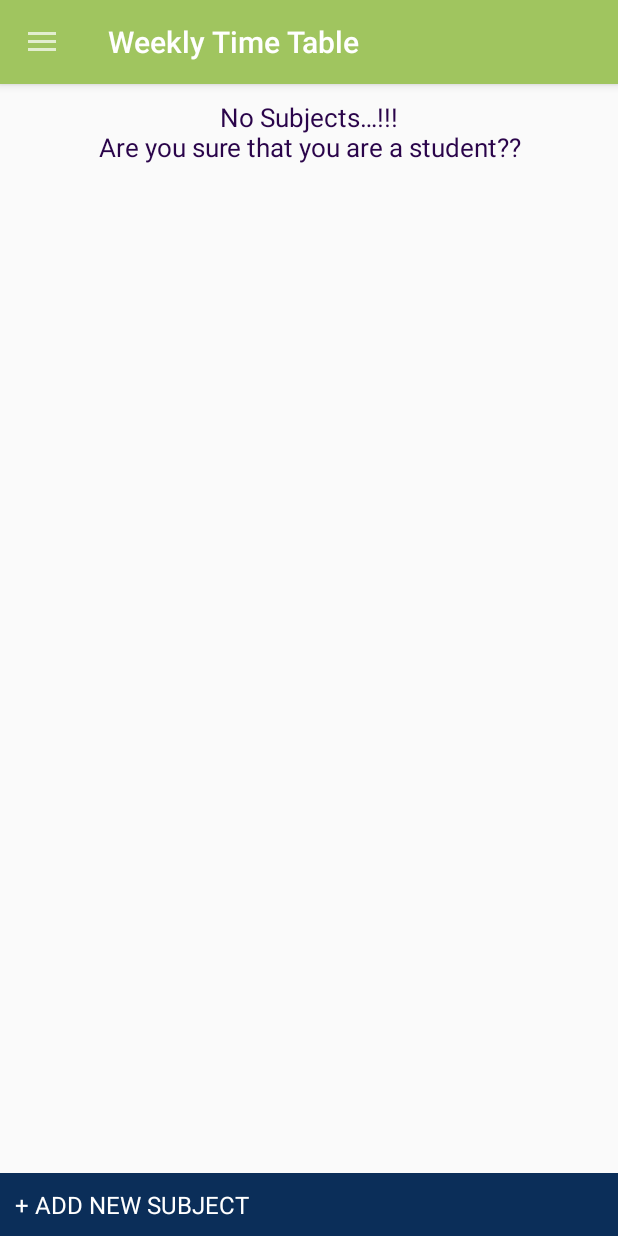
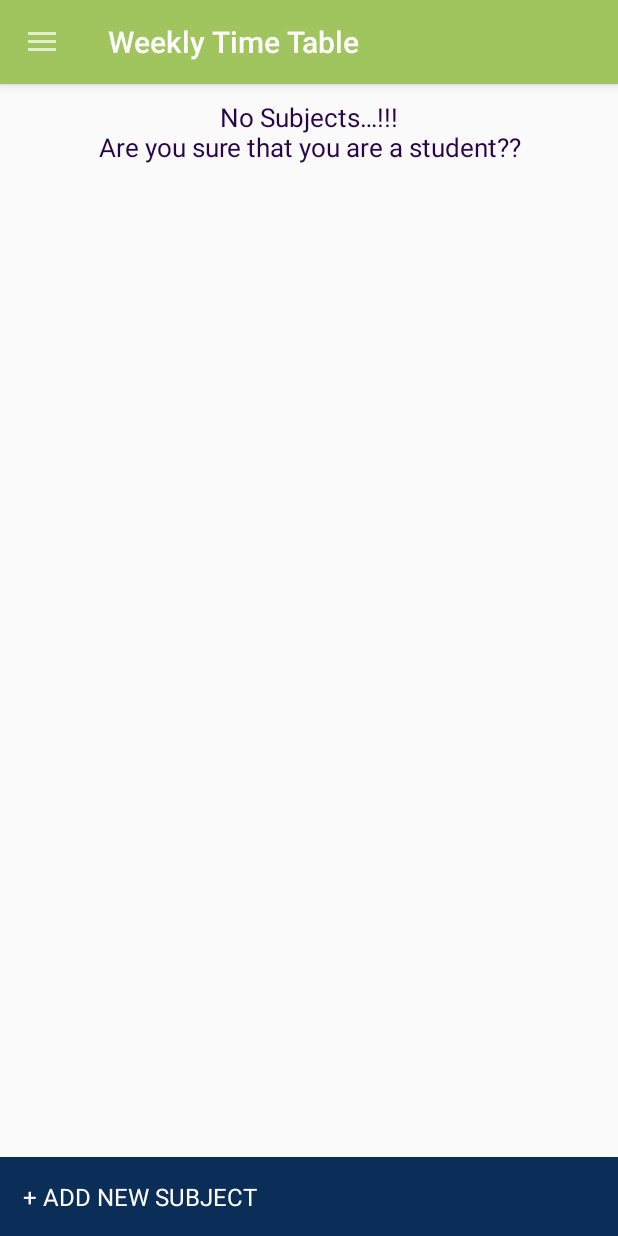
Before and after one commit to jazzyarchitects/StudentHelper, an Android app: the screen it shows after launch (HomeScreen), in the side drawer, after a tap on "All Subjects", on a phone screen of 412 x 824 dp. Run offline under Robolectric (Android 15) with nearby library versions, the phone set to English and light mode, and no system bars.

Commit message:
no message

```diff
--- a/app/src/main/res/layout/fragment_subject_list.xml
+++ b/app/src/main/res/layout/fragment_subject_list.xml
@@ -29,7 +29,7 @@
         android:id="@+id/addSubject"
         android:layout_width="match_parent"
         android:layout_height="wrap_content"
-        android:padding="10sp"
+        android:padding="15sp"
         android:background="@color/themeColor4"
         android:layout_alignParentBottom="true"
         android:text="+ ADD NEW SUBJECT"
```
Also changed, not shown: settings.gradle (line endings or trailing spaces), 2 other files.
